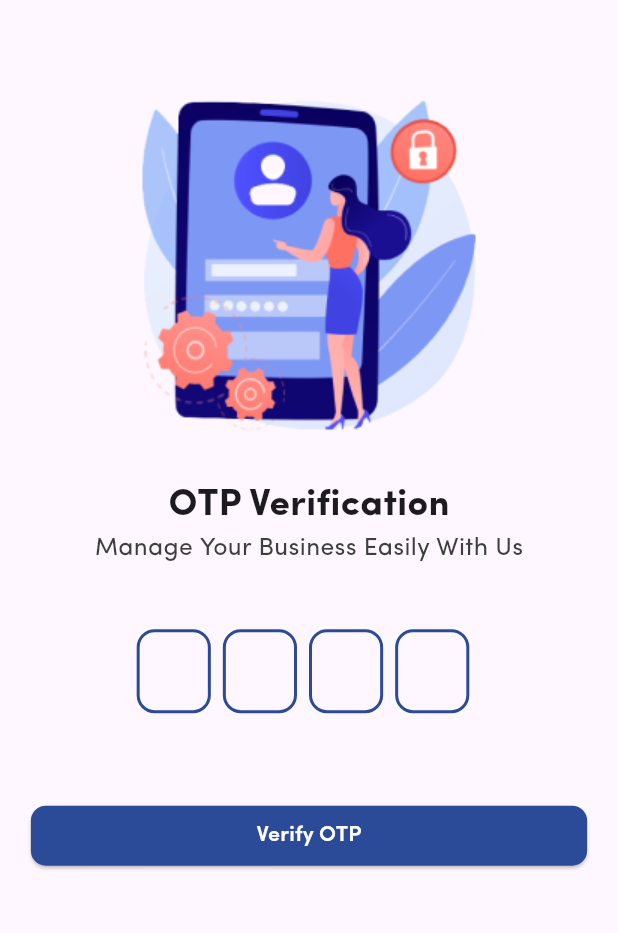
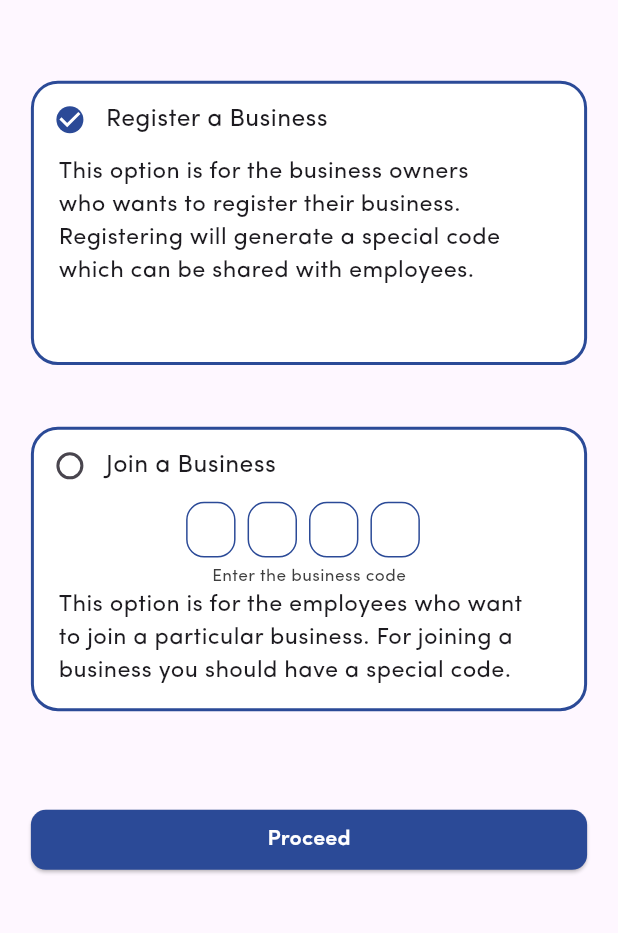
Before and after one commit to UMESH-042/Targafy-Frontend, a Flutter app: the VerifyOTPScreen screen opened directly, after a tap on "Verify OTP", on a phone screen of 412 x 824 dp, the part 124-1057 px from its top. Run offline on Flutter 3.47's test engine with Material 3 defaults, Android fonts, the phone set to English and light mode, and no system bars; drawn by our look-alikes of flutter_otp_text_field; our stand-ins replace bloc, dots_indicator, flutter_riverpod, flutter_svg, shared_preferences; accounts and stored records are empty; project files that could hold a hidden picture were left out.

Commit message:
created business type selector screen

```diff
--- a/lib/src/auth/view/screens/verify_otp_screen.dart
+++ b/lib/src/auth/view/screens/verify_otp_screen.dart
@@ -3,6 +3,7 @@
 import 'package:targafy/core/constants/colors.dart';
 import 'package:targafy/core/constants/dimensions.dart';
 import 'package:targafy/core/shared/components/primary_button.dart';
+import 'package:targafy/src/registration/view/screens/register_a_business_screen1.dart';
 
 class VerifyOTPScreen extends StatefulWidget {
   const VerifyOTPScreen({super.key});
@@ -65,7 +66,9 @@
               margin: EdgeInsets.symmetric(horizontal: getScreenWidth(context) * 0.05),
               child: Column(
                 crossAxisAlignment: CrossAxisAlignment.start,
-                children: [SizedBox(height: getScreenheight(context) * 0.02), SizedBox(height: getScreenheight(context) * 0.05), PrimaryButton(function: () {}, text: 'Verify OTP')],
+                children: [SizedBox(height: getScreenheight(context) * 0.02), SizedBox(height: getScreenheight(context) * 0.05), PrimaryButton(function: () {
+                  Navigator.push(context, MaterialPageRoute(builder: (context) => const RegisterABusinessScreen1()));
+                }, text: 'Verify OTP')],
               ),
             ),
           ],
--- /dev/null
+++ b/lib/src/registration/view/screens/register_a_business_screen1.dart
@@ -0,0 +1,169 @@
+import 'package:flutter/material.dart';
+import 'package:flutter/widgets.dart';
+import 'package:flutter_otp_text_field/flutter_otp_text_field.dart';
+import 'package:targafy/core/constants/colors.dart';
+import 'package:targafy/core/constants/dimensions.dart';
+import 'package:targafy/core/shared/components/primary_button.dart';
+
+class RegisterABusinessScreen1 extends StatefulWidget {
+  const RegisterABusinessScreen1({super.key});
+
+  @override
+  State<RegisterABusinessScreen1> createState() => _RegisterABusinessScreen1State();
+}
+
+class _RegisterABusinessScreen1State extends State<RegisterABusinessScreen1> {
+  @override
+  Widget build(BuildContext context) {
+    return Scaffold(
+      body: SingleChildScrollView(
+        child: Column(
+          children: [
+            GestureDetector(
+              onTap: () {
+                Navigator.pop(context);
+              },
+              child: Container(
+                margin: EdgeInsets.symmetric(horizontal: getScreenWidth(context) * 0.04, vertical: getScreenheight(context) * 0.04),
+                alignment: Alignment.centerLeft,
+                child: Image.asset('assets/img/back.png'),
+              ),
+            ),
+            Container(
+              margin: EdgeInsets.all(getScreenWidth(context) * 0.05),
+              decoration: BoxDecoration(
+                borderRadius: BorderRadius.circular(18),
+                color: Colors.white,
+                border: Border.all(color: primaryColor, width: 2),
+              ),
+              width: getScreenWidth(context),
+              height: getScreenheight(context) * 0.23,
+              child: Column(
+                crossAxisAlignment: CrossAxisAlignment.start,
+                children: [
+                  Row(
+                    mainAxisAlignment: MainAxisAlignment.start,
+                    children: [
+                      Checkbox(
+                        value: true,
+                        onChanged: (_) {},
+                        shape: RoundedRectangleBorder(
+                          borderRadius: BorderRadius.circular(20),
+                        ),
+                        checkColor: Colors.white,
+                        activeColor: primaryColor,
+                      ),
+                      Text(
+                        'Register a Business',
+                        style: TextStyle(
+                          fontFamily: 'Sofia Pro',
+                          fontWeight: FontWeight.w400,
+                          fontSize: getScreenWidth(context) * 0.04,
+                        ),
+                      ),
+                    ],
+                  ),
+                  Padding(
+                    padding: EdgeInsets.symmetric(horizontal: getScreenWidth(context) * 0.04),
+                    child: Container(
+                      alignment: Alignment.centerLeft,
+                      width: getScreenWidth(context) * 0.72,
+                      child: Text(
+                        'This option is for the business owners who wants to register their business. Registering will generate a special code which can be shared with employees.',
+                        style: TextStyle(
+                          fontFamily: 'Sofia Pro',
+                          fontWeight: FontWeight.w400,
+                          fontSize: getScreenWidth(context) * 0.038,
+                        ),
+                      ),
+                    ),
+                  ),
+                ],
+              ),
+            ),
+            Container(
+              margin: EdgeInsets.all(getScreenWidth(context) * 0.05),
+              decoration: BoxDecoration(
+                borderRadius: BorderRadius.circular(18),
+                color: Colors.white,
+                border: Border.all(color: primaryColor, width: 2),
+              ),
+              width: getScreenWidth(context),
+              height: getScreenheight(context) * 0.23,
+              child: Column(
+                crossAxisAlignment: CrossAxisAlignment.start,
+                children: [
+                  Row(
+                    mainAxisAlignment: MainAxisAlignment.start,
+                    children: [
+                      Checkbox(
+                        value: false,
+                        onChanged: (_) {},
+                        shape: RoundedRectangleBorder(
+                          borderRadius: BorderRadius.circular(20),
+                        ),
+                        checkColor: Colors.white,
+                        activeColor: primaryColor,
+                      ),
+                      Text(
+                        'Join a Business',
+                        style: TextStyle(
+                          fontFamily: 'Sofia Pro',
+                          fontWeight: FontWeight.w400,
+                          fontSize: getScreenWidth(context) * 0.04,
+                        ),
+                      ),
+                    ],
+                  ),
+                  OtpTextField(
+                    autoFocus: true,
+                    cursorColor: Colors.black,
+                    fieldWidth: getScreenWidth(context) * 0.08,
+                    fieldHeight: getScreenheight(context) * 0.045,
+                    borderRadius: BorderRadius.circular(12),
+                    textStyle: const TextStyle(fontWeight: FontWeight.bold, color: Colors.black),
+                    showCursor: false,
+                    borderWidth: 1,
+                    numberOfFields: 4,
+                    borderColor: primaryColor,
+                    showFieldAsBox: true,
+                    onSubmit: (String code) {},
+                    disabledBorderColor: primaryColor,
+                    enabledBorderColor: primaryColor,
+                  ),
+                  const SizedBox(height: 5),
+                  Container(
+                    alignment: Alignment.center,
+                    child: Text(
+                      'Enter the business code',
+                      style: TextStyle(fontFamily: 'Sofia Pro', fontWeight: FontWeight.w300, fontSize: getScreenWidth(context) * 0.028, color: tertiaryColor),
+                    ),
+                  ),
+                  Padding(
+                    padding: EdgeInsets.symmetric(horizontal: getScreenWidth(context) * 0.04),
+                    child: Container(
+                      alignment: Alignment.centerLeft,
+                      width: getScreenWidth(context) * 0.75,
+                      child: Text(
+                        'This option is for the employees who want to join a particular business. For joining a business you should have a special code.',
+                        style: TextStyle(
+                          fontFamily: 'Sofia Pro',
+                          fontWeight: FontWeight.w400,
+                          fontSize: getScreenWidth(context) * 0.038,
+                        ),
+                      ),
+                    ),
+                  ),
+                ],
+              ),
+            ),
+            Container(
+              margin: EdgeInsets.symmetric(horizontal: getScreenWidth(context) * 0.05).copyWith(top: getScreenheight(context) * 0.05),
+              child: PrimaryButton(function: () {}, text: 'Proceed'),
+            )
+          ],
+        ),
+      ),
+    );
+  }
+}
```
